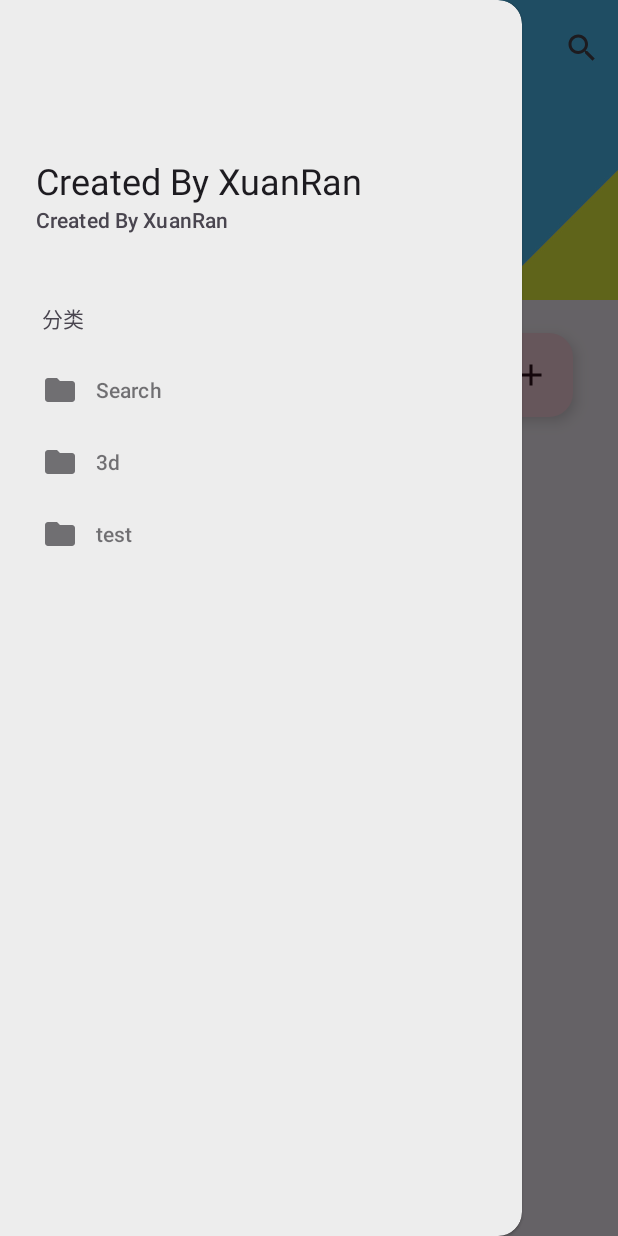
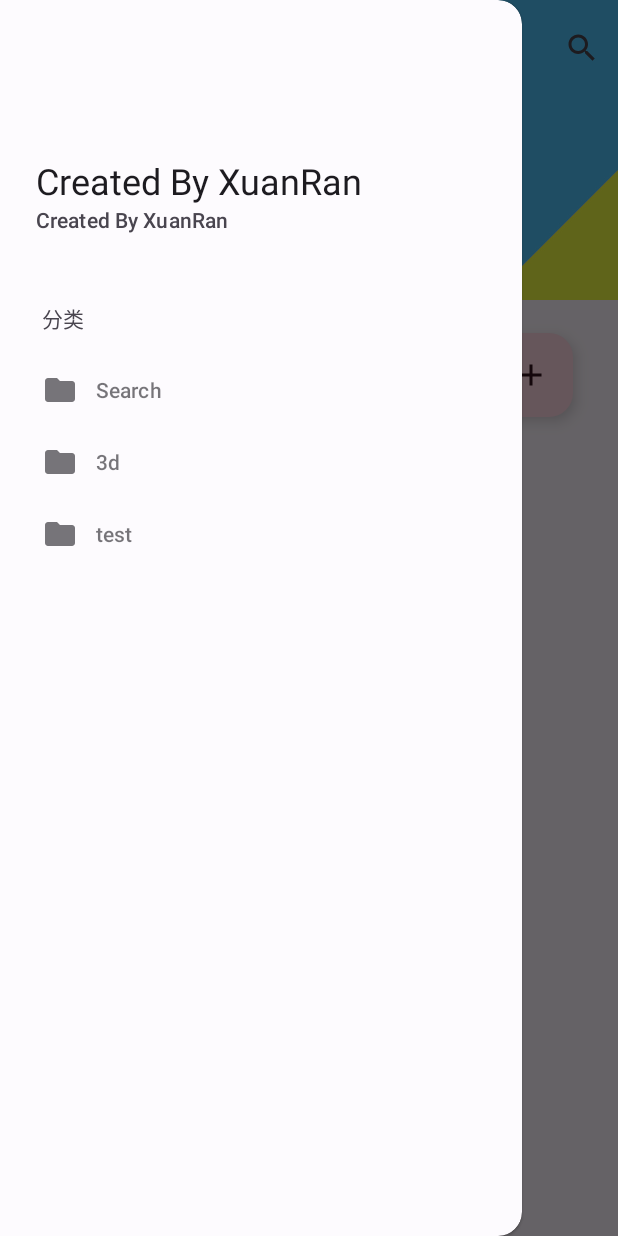
Before and after one commit to XuanRanDev/CodeBook, an Android app: the screen it shows after launch (MainActivity), with the side drawer open, on a phone screen of 412 x 824 dp. Run offline under Robolectric (Android 15) with nearby library versions, the phone set to English and light mode, and no system bars; our stand-ins replace ButterKnife; libraries missing offline, so code that uses them is left out: com.chad.library; 5 statements that could not run were skipped.

Commit message:
优化深色模式下的主题效果

```diff
--- a/app/src/main/res/layout/activity_main.xml
+++ b/app/src/main/res/layout/activity_main.xml
@@ -21,7 +21,7 @@
         android:layout_width="wrap_content"
         android:layout_height="match_parent"
         android:layout_gravity="start"
-        android:background="@color/main_background_color"
+        android:background="@color/Theme1.background.color"
         app:headerLayout="@layout/nav_header_main"
         app:menu="@menu/drawer_main"
         style="@style/Widget.MaterialComponents.BottomNavigationView"/>
--- a/app/src/main/res/layout/add_content_view_dialog.xml
+++ b/app/src/main/res/layout/add_content_view_dialog.xml
@@ -6,7 +6,7 @@
     style="?attr/materialCardViewElevatedStyle"
     android:layout_width="match_parent"
     android:layout_height="500dp"
-    app:cardBackgroundColor="@color/card_background_color"
+    app:cardBackgroundColor="@color/Theme1.card.color"
     app:cardCornerRadius="14dp"
     app:cardElevation="3dp">
 
--- a/app/src/main/res/layout/app_bar_main.xml
+++ b/app/src/main/res/layout/app_bar_main.xml
@@ -17,7 +17,7 @@
             android:layout_height="200dp"
             app:layout_scrollFlags="scroll|exitUntilCollapsed"
             android:fitsSystemWindows="true"
-            app:contentScrim="?attr/colorPrimary">
+            app:contentScrim="@color/Theme1.toolbar.color">
 
             <ImageView
                 android:layout_width="match_parent"
--- a/app/src/main/res/layout/content_view_dialog.xml
+++ b/app/src/main/res/layout/content_view_dialog.xml
@@ -6,7 +6,7 @@
     style="?attr/materialCardViewElevatedStyle"
     android:layout_width="match_parent"
     android:layout_height="500dp"
-    app:cardBackgroundColor="@color/card_background_color"
+    app:cardBackgroundColor="@color/Theme1.card.color"
     app:cardCornerRadius="14dp"
     app:cardElevation="3dp">
 
--- a/app/src/main/res/layout/list_cardview.xml
+++ b/app/src/main/res/layout/list_cardview.xml
@@ -10,7 +10,7 @@
     android:layout_marginRight="20dp"
     app:cardCornerRadius="14dp"
     app:cardElevation="3dp"
-    app:cardBackgroundColor="@color/card_background_color">
+    android:background="@color/Theme1.card.color">
 
     <androidx.constraintlayout.widget.ConstraintLayout
         android:layout_width="match_parent"
--- a/app/src/main/res/values-night/colors.xml
+++ b/app/src/main/res/values-night/colors.xml
@@ -1,4 +1,11 @@
 <?xml version="1.0" encoding="utf-8"?>
 <resources>
 
+    <!--Theme1-->
+    <color name="Theme1.toolbar.color">#2a272e</color>
+    <color name="Theme1.background.color">#1d1a21</color>
+    <color name="Theme1.nav.color">#1d1a21</color>
+    <color name="Theme1.card.color">#26252a</color>
+    <color name="Theme1.statusBar.color">#2a272e</color>
+
 </resources>
--- a/app/src/main/res/values-night/themes.xml
+++ b/app/src/main/res/values-night/themes.xml
@@ -12,6 +12,8 @@
         <!-- Status bar color. -->
         <item name="android:statusBarColor">@android:color/transparent</item>
 
+        <item name="popupMenuStyle">@style/Widget.App.PopupMenu</item>
+
 
         <!-- Customize your theme here. -->
 
--- a/app/src/main/res/values/colors.xml
+++ b/app/src/main/res/values/colors.xml
@@ -14,7 +14,8 @@
     <!--Theme1-->
     <color name="Theme1.toolbar.color">#f5f2f9</color>
     <color name="Theme1.background.color">#fdfbfe</color>
-    <color name="Theme1.card.color">#fefefe</color>
+    <color name="Theme1.nav.color">#fdfbfe</color>
+    <color name="Theme1.card.color">#FFFFFFFF</color>
     <color name="Theme1.statusBar.color">#b39ddb</color>
 
 
```
